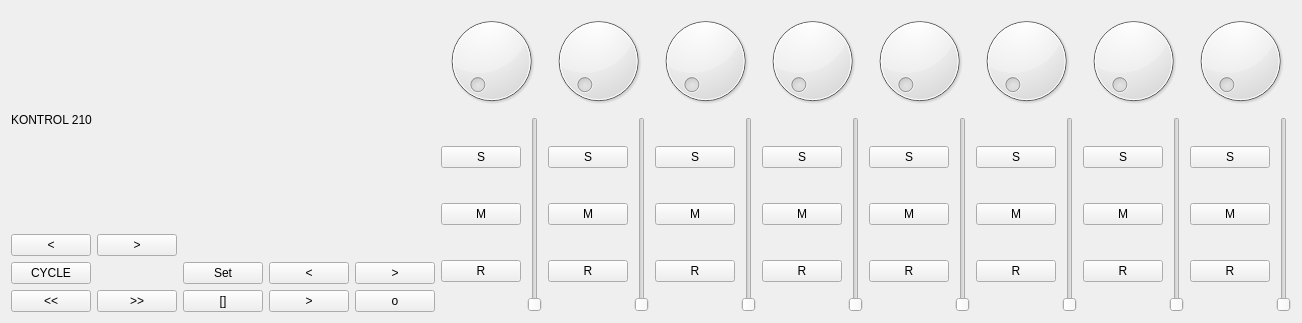
First picture: the form in studio/nanokontrol2.ui, repository LeStahL/providence, before the edit.
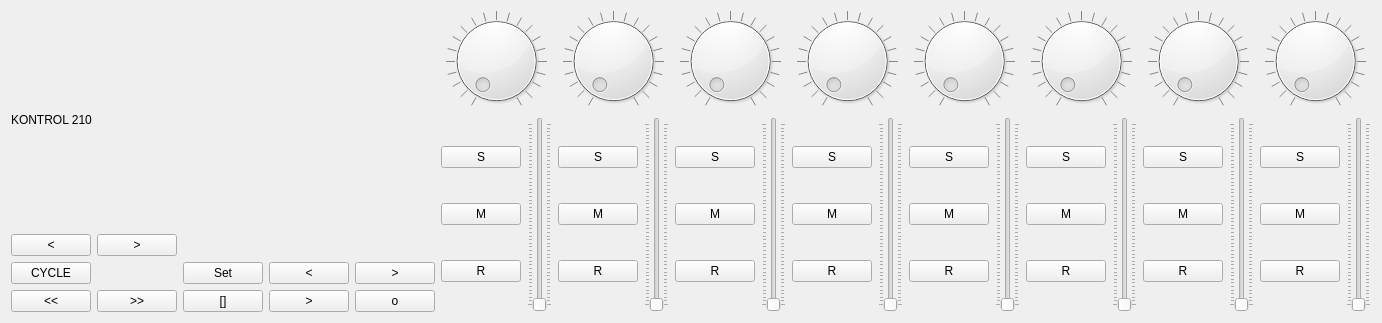
Second picture: the form after the edit.

Commit message: implemented nanokontrol functionality

Diff of the .ui file:
```diff
--- a/studio/nanokontrol2.ui
+++ b/studio/nanokontrol2.ui
@@ -184,28 +184,132 @@
      <item>
       <layout class="QHBoxLayout" name="horizontalLayout_3">
        <item>
-        <widget class="QDial" name="dial"/>
+        <widget class="QDial" name="dial_1">
+         <property name="maximum">
+          <number>1000</number>
+         </property>
+         <property name="wrapping">
+          <bool>false</bool>
+         </property>
+         <property name="notchTarget">
+          <double>50.000000000000000</double>
+         </property>
+         <property name="notchesVisible">
+          <bool>true</bool>
+         </property>
+        </widget>
        </item>
        <item>
-        <widget class="QDial" name="dial_2"/>
+        <widget class="QDial" name="dial_2">
+         <property name="maximum">
+          <number>1000</number>
+         </property>
+         <property name="wrapping">
+          <bool>false</bool>
+         </property>
+         <property name="notchTarget">
+          <double>50.000000000000000</double>
+         </property>
+         <property name="notchesVisible">
+          <bool>true</bool>
+         </property>
+        </widget>
        </item>
        <item>
-        <widget class="QDial" name="dial_3"/>
+        <widget class="QDial" name="dial_3">
+         <property name="maximum">
+          <number>1000</number>
+         </property>
+         <property name="wrapping">
+          <bool>false</bool>
+         </property>
+         <property name="notchTarget">
+          <double>50.000000000000000</double>
+         </property>
+         <property name="notchesVisible">
+          <bool>true</bool>
+         </property>
+        </widget>
        </item>
        <item>
-        <widget class="QDial" name="dial_4"/>
+        <widget class="QDial" name="dial_4">
+         <property name="maximum">
+          <number>1000</number>
+         </property>
+         <property name="wrapping">
+          <bool>false</bool>
+         </property>
+         <property name="notchTarget">
+          <double>50.000000000000000</double>
+         </property>
+         <property name="notchesVisible">
+          <bool>true</bool>
+         </property>
+        </widget>
        </item>
        <item>
-        <widget class="QDial" name="dial_5"/>
+        <widget class="QDial" name="dial_5">
+         <property name="maximum">
+          <number>1000</number>
+         </property>
+         <property name="wrapping">
+          <bool>false</bool>
+         </property>
+         <property name="notchTarget">
+          <double>50.000000000000000</double>
+         </property>
+         <property name="notchesVisible">
+          <bool>true</bool>
+         </property>
+        </widget>
        </item>
        <item>
-        <widget class="QDial" name="dial_6"/>
+        <widget class="QDial" name="dial_6">
+         <property name="maximum">
+          <number>1000</number>
+         </property>
+         <property name="wrapping">
+          <bool>false</bool>
+         </property>
+         <property name="notchTarget">
+          <double>50.000000000000000</double>
+         </property>
+         <property name="notchesVisible">
+          <bool>true</bool>
+         </property>
+        </widget>
        </item>
        <item>
-        <widget class="QDial" name="dial_7"/>
+        <widget class="QDial" name="dial_7">
+         <property name="maximum">
+          <number>1000</number>
+         </property>
+         <property name="wrapping">
+          <bool>false</bool>
+         </property>
+         <property name="notchTarget">
+          <double>50.000000000000000</double>
+         </property>
+         <property name="notchesVisible">
+          <bool>true</bool>
+         </property>
+        </widget>
        </item>
        <item>
-        <widget class="QDial" name="dial_8"/>
+        <widget class="QDial" name="dial_8">
+         <property name="maximum">
+          <number>1000</number>
+         </property>
+         <property name="wrapping">
+          <bool>false</bool>
+         </property>
+         <property name="notchTarget">
+          <double>50.000000000000000</double>
+         </property>
+         <property name="notchesVisible">
+          <bool>true</bool>
+         </property>
+        </widget>
        </item>
       </layout>
      </item>
@@ -240,10 +344,19 @@
         </layout>
        </item>
        <item>
-        <widget class="QSlider" name="verticalSlider">
+        <widget class="QSlider" name="verticalSlider_1">
+         <property name="maximum">
+          <number>1000</number>
+         </property>
          <property name="orientation">
           <enum>Qt::Vertical</enum>
          </property>
+         <property name="tickPosition">
+          <enum>QSlider::TicksBothSides</enum>
+         </property>
+         <property name="tickInterval">
+          <number>20</number>
+         </property>
         </widget>
        </item>
        <item>
@@ -276,9 +389,18 @@
        </item>
        <item>
         <widget class="QSlider" name="verticalSlider_2">
+         <property name="maximum">
+          <number>1000</number>
+         </property>
          <property name="orientation">
           <enum>Qt::Vertical</enum>
          </property>
+         <property name="tickPosition">
+          <enum>QSlider::TicksBothSides</enum>
+         </property>
+         <property name="tickInterval">
+          <number>20</number>
+         </property>
         </widget>
        </item>
        <item>
@@ -311,9 +433,18 @@
        </item>
        <item>
         <widget class="QSlider" name="verticalSlider_3">
+         <property name="maximum">
+          <number>1000</number>
+         </property>
          <property name="orientation">
           <enum>Qt::Vertical</enum>
          </property>
+         <property name="tickPosition">
+          <enum>QSlider::TicksBothSides</enum>
+         </property>
+         <property name="tickInterval">
+          <number>20</number>
+         </property>
         </widget>
        </item>
        <item>
@@ -346,9 +477,18 @@
        </item>
        <item>
         <widget class="QSlider" name="verticalSlider_4">
+         <property name="maximum">
+          <number>1000</number>
+         </property>
          <property name="orientation">
           <enum>Qt::Vertical</enum>
          </property>
+         <property name="tickPosition">
+          <enum>QSlider::TicksBothSides</enum>
+         </property>
+         <property name="tickInterval">
+          <number>20</number>
+         </property>
         </widget>
        </item>
        <item>
@@ -380,10 +520,19 @@
         </layout>
        </item>
        <item>
-        <widget class="QSlider" name="verticalSlider_8">
+        <widget class="QSlider" name="verticalSlider_5">
+         <property name="maximum">
+          <number>1000</number>
+         </property>
          <property name="orientation">
           <enum>Qt::Vertical</enum>
          </property>
+         <property name="tickPosition">
+          <enum>QSlider::TicksBothSides</enum>
+         </property>
+         <property name="tickInterval">
+          <number>20</number>
+         </property>
         </widget>
        </item>
        <item>
@@ -415,10 +564,19 @@
         </layout>
        </item>
        <item>
-        <widget class="QSlider" name="verticalSlider_7">
+        <widget class="QSlider" name="verticalSlider_6">
+         <property name="maximum">
+          <number>1000</number>
+         </property>
          <property name="orientation">
           <enum>Qt::Vertical</enum>
          </property>
+         <property name="tickPosition">
+          <enum>QSlider::TicksBothSides</enum>
+         </property>
+         <property name="tickInterval">
+          <number>20</number>
+         </property>
         </widget>
        </item>
        <item>
@@ -450,10 +608,19 @@
         </layout>
        </item>
        <item>
-        <widget class="QSlider" name="verticalSlider_5">
+        <widget class="QSlider" name="verticalSlider_7">
+         <property name="maximum">
+          <number>1000</number>
+         </property>
          <property name="orientation">
           <enum>Qt::Vertical</enum>
          </property>
+         <property name="tickPosition">
+          <enum>QSlider::TicksBothSides</enum>
+         </property>
+         <property name="tickInterval">
+          <number>20</number>
+         </property>
         </widget>
        </item>
        <item>
@@ -485,10 +652,19 @@
         </layout>
        </item>
        <item>
-        <widget class="QSlider" name="verticalSlider_6">
+        <widget class="QSlider" name="verticalSlider_8">
+         <property name="maximum">
+          <number>1000</number>
+         </property>
          <property name="orientation">
           <enum>Qt::Vertical</enum>
          </property>
+         <property name="tickPosition">
+          <enum>QSlider::TicksBothSides</enum>
+         </property>
+         <property name="tickInterval">
+          <number>20</number>
+         </property>
         </widget>
        </item>
       </layout>
```
The commit also changes 5 other files.
